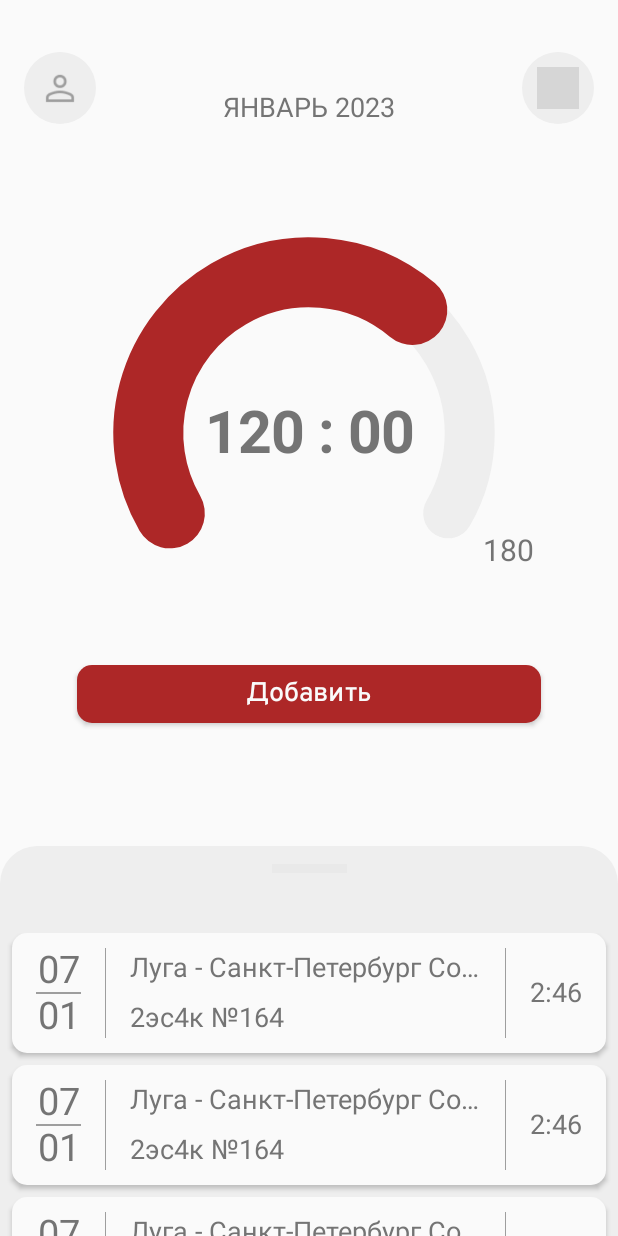
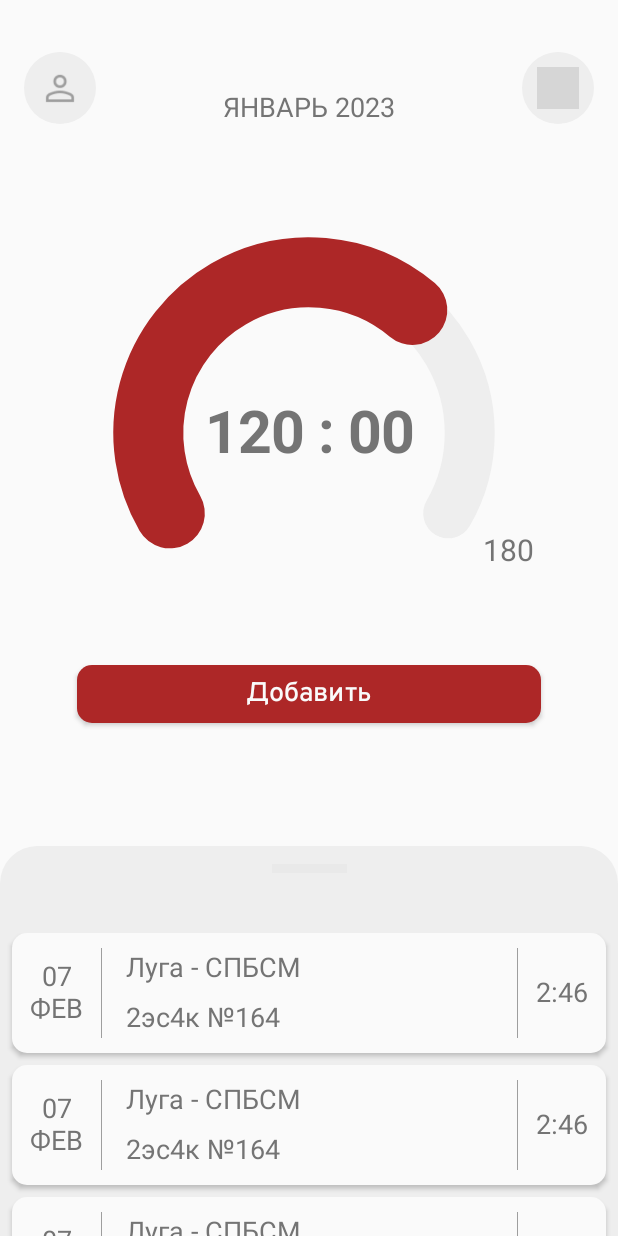
Before and after one commit to zoerAleksandr/TrainDriver, an Android app built with Jetpack Compose: the screen it shows after launch (StartActivity), after a tap on "ПРОПУСТИТЬ", on a phone screen of 412 x 824 dp. Run offline under Robolectric (Android 15) with nearby library versions, the phone set to English and light mode, and no system bars; our stand-ins replace Firebase (no records; nobody signed in at launch, a user with empty details on screens opened directly), accompanist, constraintlayout-compose; Roboto replaces fonts that are not available here; 12 statements that could not run were skipped; 3 other taps on this screen came first; grey boxes are pictures that could not be loaded.

Commit message:
Изменил формат отображения месяца в ItemMainScreen.kt на буквенный

```diff
--- a/app/src/main/java/com/example/traindriver/ui/screen/main_screen/elements/BottomSheetContent.kt
+++ b/app/src/main/java/com/example/traindriver/ui/screen/main_screen/elements/BottomSheetContent.kt
@@ -33,7 +33,7 @@ fun BottomSheetContent() {
                         timeEndWork = currentTimeInLong() + 10000000,
                         stationList = mutableListOf(
                             Station(stationName = "Луга"),
-                            Station(stationName = "Санкт-Петербург Сортировочный Московский")
+                            Station(stationName = "СПБСМ")
                         ),
                         trainList = mutableListOf(
                             Train(number = "2220")
--- a/app/src/main/java/com/example/traindriver/ui/screen/main_screen/elements/ItemMainScreen.kt
+++ b/app/src/main/java/com/example/traindriver/ui/screen/main_screen/elements/ItemMainScreen.kt
@@ -13,7 +13,6 @@ import androidx.compose.ui.unit.dp
 import androidx.constraintlayout.compose.ConstraintLayout
 import androidx.constraintlayout.compose.Dimension.Companion.fillToConstraints
 import com.example.traindriver.domain.entity.Itinerary
-import com.example.traindriver.ui.element_screen.HorizontalDividerTrainDriver
 import com.example.traindriver.ui.element_screen.VerticalDividerTrainDriver
 import com.example.traindriver.ui.theme.ShapeBackground
 import com.example.traindriver.ui.theme.TrainDriverTheme
@@ -40,7 +39,7 @@ fun ItemMainScreen(itinerary: Itinerary, onClick: () -> Unit) {
 
             DateElementItem(
                 modifier = Modifier
-                    .padding(horizontal = 16.dp)
+                    .padding(horizontal = 12.dp)
                     .constrainAs(date) {
                         top.linkTo(parent.top)
                         bottom.linkTo(parent.bottom)
@@ -79,7 +78,7 @@ fun ItemMainScreen(itinerary: Itinerary, onClick: () -> Unit) {
                     top.linkTo(parent.top)
                     bottom.linkTo(parent.bottom)
                 }
-                .padding(horizontal = 16.dp), itinerary = itinerary)
+                .padding(horizontal = 12.dp), itinerary = itinerary)
         }
     }
 }
@@ -162,9 +161,8 @@ fun DateElementItem(
         verticalArrangement = Arrangement.Center,
         horizontalAlignment = Alignment.CenterHorizontally
     ) {
-        Text(text = day, fontSize = MaterialTheme.typography.h3.fontSize)
-        HorizontalDividerTrainDriver(modifier = Modifier.width(30.dp))
-        Text(text = month, fontSize = MaterialTheme.typography.h3.fontSize)
+        Text(text = day)
+        Text(text = month)
     }
 }
 
--- a/app/src/main/java/com/example/traindriver/ui/util/DateConverters.kt
+++ b/app/src/main/java/com/example/traindriver/ui/util/DateConverters.kt
@@ -9,13 +9,59 @@ fun getDay(date: Long?): String {
         timeInMillis = date ?: currentTimeInLong()
     }.get(Calendar.DAY_OF_MONTH).toString()
 
-    return if (day.length == 1) { "0$day" } else { day }
+    return if (day.length == 1) {
+        "0$day"
+    } else {
+        day
+    }
 }
 
 fun getMonth(date: Long?): String {
-    val month = Calendar.getInstance().apply {
+    return Calendar.getInstance().apply {
         timeInMillis = date ?: currentTimeInLong()
-    }.get(Calendar.MONTH).toString()
+    }.get(Calendar.MONTH).getMonth()
+}
 
-    return if (month.length == 1) { "0$month" } else { month }
+private fun Int.getMonth(): String {
+    return when (this) {
+        0 -> {
+            Month.JANUARY
+        }
+        1 -> {
+            Month.FEBRUARY
+        }
+        2 -> {
+            Month.MARCH
+        }
+        3 -> {
+            Month.APRIL
+        }
+        4 -> {
+            Month.MAY
+        }
+        5 -> {
+            Month.JUNE
+        }
+        6 -> {
+            Month.JULY
+        }
+        7 -> {
+            Month.AUGUST
+        }
+        8 -> {
+            Month.SEPTEMBER
+        }
+        9 -> {
+            Month.OCTOBER
+        }
+        10 -> {
+            Month.NOVEMBER
+        }
+        11 -> {
+            Month.DECEMBER
+        }
+        else -> {
+            ""
+        }
+    }
 }
--- /dev/null
+++ b/app/src/main/java/com/example/traindriver/ui/util/Month.kt
@@ -0,0 +1,23 @@
+package com.example.traindriver.ui.util
+
+import android.content.res.Resources
+import com.example.traindriver.R
+import org.koin.core.component.KoinComponent
+import org.koin.core.component.inject
+
+object Month: KoinComponent {
+    private val res: Resources by inject()
+
+    val JANUARY = res.getString(R.string.january)
+    val FEBRUARY = res.getString(R.string.february)
+    val MARCH = res.getString(R.string.march)
+    val APRIL = res.getString(R.string.april)
+    val MAY = res.getString(R.string.may)
+    val JUNE = res.getString(R.string.june)
+    val JULY = res.getString(R.string.july)
+    val AUGUST = res.getString(R.string.august)
+    val SEPTEMBER = res.getString(R.string.september)
+    val OCTOBER = res.getString(R.string.october)
+    val NOVEMBER = res.getString(R.string.november)
+    val DECEMBER = res.getString(R.string.december)
+}
--- a/app/src/main/res/values/strings.xml
+++ b/app/src/main/res/values/strings.xml
@@ -19,6 +19,18 @@
 
     // Main Screen
     <string name="add_itinerary">Добавить</string>
+    <string name="january">ЯНВ</string>
+    <string name="february">ФЕВ</string>
+    <string name="march">МАР</string>
+    <string name="april">АПР</string>
+    <string name="may">МАЙ</string>
+    <string name="june">ИЮН</string>
+    <string name="july">ИЮЛ</string>
+    <string name="august">АВГ</string>
+    <string name="september">СЕН</string>
+    <string name="october">ОКТ</string>
+    <string name="november">НОЯ</string>
+    <string name="december">ДЕК</string>
 
     // Сообщения ошибок
     <string name="invalid_code">Неверный код</string>
```
Also changed, not shown: 3 other files.
